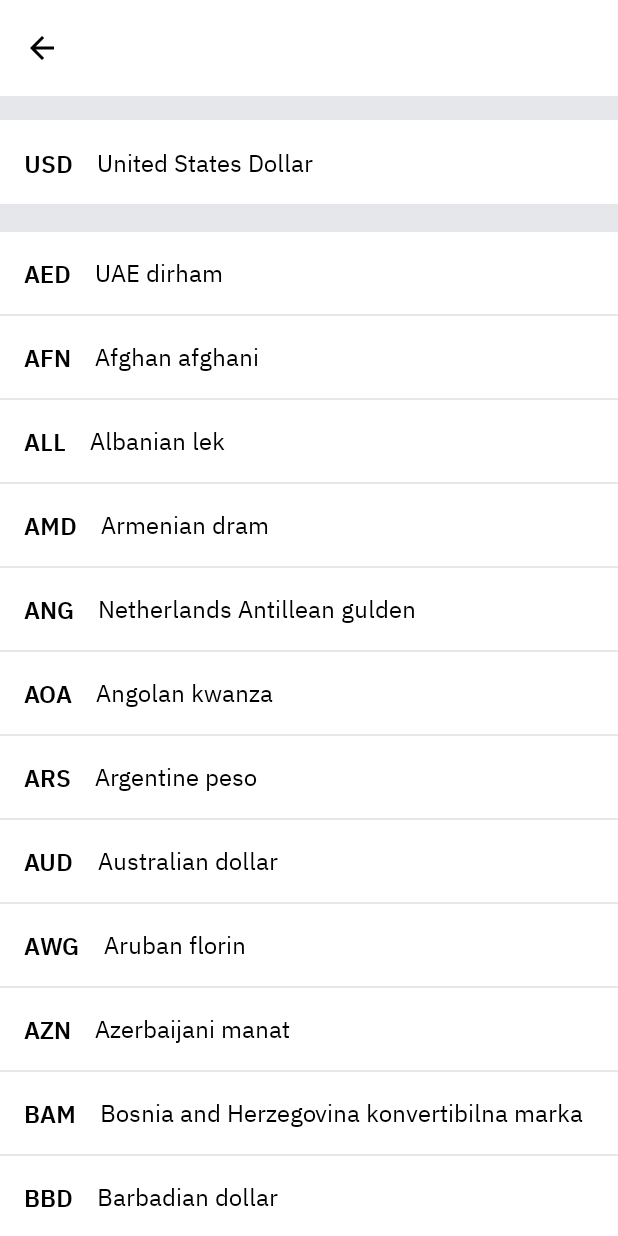
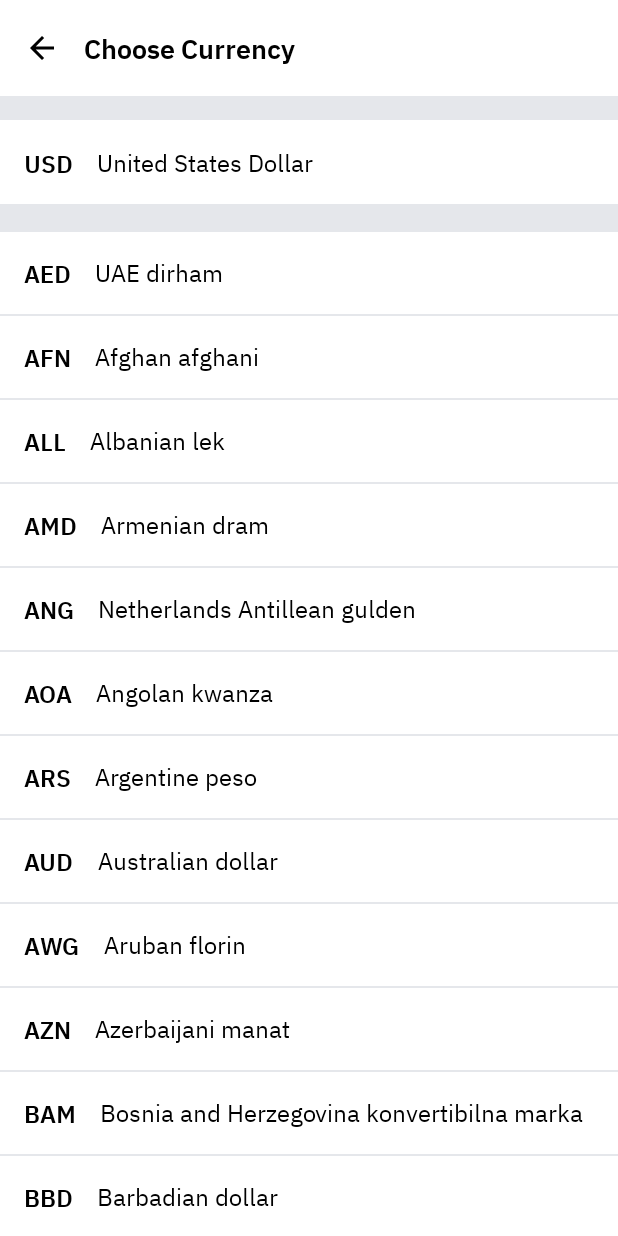
Before and after one commit to rktuhinbd/SplitExpense-GroupExpenseManager, an Android app: the CurrencyActivity screen opened directly, with no data from a screen before it, on a phone screen of 412 x 824 dp. Run offline under Robolectric (Android 15) with nearby library versions, the phone set to English and light mode, and no system bars.

Commit message:
* * * feature * * * # currency activity done currency selection done

```diff
--- a/app/build.gradle
+++ b/app/build.gradle
@@ -1,6 +1,7 @@
 plugins {
     id 'com.android.application'
     id 'org.jetbrains.kotlin.android'
+    id 'kotlin-parcelize'
 }
 
 android {
--- a/app/src/main/java/com/rktuhinbd/splitxpens/currency/model/Currency.kt
+++ b/app/src/main/java/com/rktuhinbd/splitxpens/currency/model/Currency.kt
@@ -1,9 +1,12 @@
 package com.rktuhinbd.splitxpens.currency.model
 
+import android.os.Parcelable
 import com.google.gson.annotations.SerializedName
+import kotlinx.parcelize.Parcelize
 
+@Parcelize
 data class Currency(
-    @SerializedName("cc") val currency : String? = null,
-    @SerializedName("symbol") val symbol   : String? = null,
-    @SerializedName("name") val name     : String? = null
-)
+    @SerializedName("cc") val currency: String? = null,
+    @SerializedName("symbol") val symbol: String? = null,
+    @SerializedName("name") val name: String? = null
+) : Parcelable
--- a/app/src/main/java/com/rktuhinbd/splitxpens/currency/view/CurrencyActivity.kt
+++ b/app/src/main/java/com/rktuhinbd/splitxpens/currency/view/CurrencyActivity.kt
@@ -1,8 +1,10 @@
 package com.rktuhinbd.splitxpens.currency.view
 
+import android.content.Intent
 import android.os.Bundle
 import android.view.View
 import androidx.appcompat.app.AppCompatActivity
+import com.rktuhinbd.splitxpens.R
 import com.rktuhinbd.splitxpens.Utils.readJsonFile
 import com.rktuhinbd.splitxpens.currency.model.Currency
 import com.rktuhinbd.splitxpens.databinding.ActivityCurrencyBinding
@@ -13,39 +15,74 @@ class CurrencyActivity : AppCompatActivity() {
 
     private lateinit var recyclerAdapter: CurrencyRvAdapter
 
-    var callBackListener: ((Currency) -> Unit)? = null
-
-    val TAG: String = "CurrencyActivity"
 
     override fun onCreate(savedInstanceState: Bundle?) {
         super.onCreate(savedInstanceState)
         binding = ActivityCurrencyBinding.inflate(layoutInflater)
         setContentView(binding.root)
 
+        getExtras()
+        initComponents()
+        initListeners()
+
+    }
+
+    private fun getExtras() {
+        val extraData = intent.getParcelableExtra<Currency>("data_extra")
+
+        if(extraData?.currency != "USD"){
+            setCurrency(extraData?.currency, extraData?.name, extraData?.symbol)
+        }
+    }
+
+    private fun initComponents() {
+
+        binding.toolbar.toolbarTitle.text = getString(R.string.choose_currency)
+
         val data = readJsonFile(this, "currencies.json")
 
-        if (data?.isNotEmpty() == true) {
-            recyclerAdapter = CurrencyRvAdapter(data)
-            binding.currencyListRV.adapter = recyclerAdapter
+        recyclerAdapter = CurrencyRvAdapter(data!!)
+        binding.currencyListRV.adapter = recyclerAdapter
+    }
 
-            recyclerAdapter.onItemClick = {
-                binding.currencySelectionLayout.visibility = View.VISIBLE
-                binding.shortFormSelectedCurrencyTV.text = it.currency
-                binding.fullFormSelectedCurrencyTV.text = it.name
-                binding.selectedCurrencyRateTV.text = it.symbol
-            }
-        }
+    private fun initListeners() {
 
         binding.toolbar.ivBack.setOnClickListener {
             finish()
         }
 
         binding.currencyUSDLayout.setOnClickListener {
+
             binding.currencySelectionLayout.visibility = View.GONE
-            val data = Currency("USD", "$", "United States Dollar")
-            callBackListener?.invoke(data)
+
+            val currencyData = Currency("USD", "$", "United States Dollar")
+
+            setResult(RESULT_OK, Intent().putExtra("extra", currencyData))
+            finish()
+        }
+
+        recyclerAdapter.onItemClick = {
+            val currencyData = Currency(it.currency, it.symbol, it.name)
+
+            setResult(RESULT_OK, Intent().putExtra("extra", currencyData))
             finish()
         }
     }
 
+    private fun setCurrency(
+        shortFormCurrency: String?,
+        fullFormCurrency: String?,
+        symbol: String?
+    ) {
+        if (!shortFormCurrency.isNullOrEmpty() || !fullFormCurrency.isNullOrEmpty() || !symbol.isNullOrEmpty()) {
+            binding.shortFormSelectedCurrencyTV.text = shortFormCurrency
+            binding.fullFormSelectedCurrencyTV.text = fullFormCurrency
+            binding.selectedCurrencyRateTV.text = symbol
+
+            binding.currencySelectionLayout.visibility = View.VISIBLE
+        } else {
+            binding.currencySelectionLayout.visibility = View.GONE
+        }
+    }
+
 }
--- a/app/src/main/res/values/strings.xml
+++ b/app/src/main/res/values/strings.xml
@@ -16,4 +16,5 @@
     <string name="united_states_dollar">United States Dollar</string>
     <string name="bdt" translatable="false">BDT</string>
     <string name="bangladeshi_tk" translatable="false">Bangladeshi taka</string>
+    <string name="choose_currency">Choose Currency</string>
 </resources>
```
Also changed, not shown: app/src/main/java/com/rktuhinbd/splitxpens/CreateGroupActivity.kt (+21 -1 lines), app/src/main/java/com/rktuhinbd/splitxpens/JoinGroupActivity.kt (+2 -8 lines), app/src/main/res/layout/activity_join_group.xml (+12 -30 lines), 1 other file.
